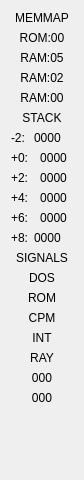
First picture: the form in ui/dbgwidgets/form_misc.ui, repository samstyle/Xpeccy, before the edit.
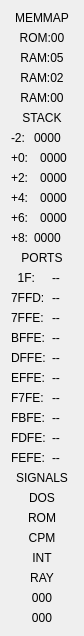
Second picture: the form after the edit.

Commit message: Added display of the current state of some ports in the debugger side panel.

```diff
--- a/ui/dbgwidgets/form_misc.ui
+++ b/ui/dbgwidgets/form_misc.ui
@@ -174,6 +174,163 @@
      </item>
     </layout>
    </item>
+   <item>
+    <widget class="QLabel" name="labHeadPorts">
+     <property name="text">
+      <string>PORTS</string>
+     </property>
+     <property name="alignment">
+      <set>Qt::AlignCenter</set>
+     </property>
+    </widget>
+   </item>
+   <item>
+    <layout class="QFormLayout" name="formLayoutPorts">
+     <item row="0" column="0">
+      <widget class="QLabel" name="labelPortName1F">
+       <property name="text">
+        <string>  1F:</string>
+       </property>
+      </widget>
+     </item>
+     <item row="0" column="1">
+      <widget class="QLabel" name="labelPortValue1F">
+       <property name="text">
+        <string>--</string>
+       </property>
+      </widget>
+     </item>
+     <item row="1" column="0">
+      <widget class="QLabel" name="labelPortName7FFD">
+       <property name="text">
+        <string>7FFD:</string>
+       </property>
+      </widget>
+     </item>
+     <item row="1" column="1">
+      <widget class="QLabel" name="labelPortValue7FFD">
+       <property name="text">
+        <string>--</string>
+       </property>
+       <property name="alignment">
+        <set>Qt::AlignLeft</set>
+       </property>
+      </widget>
+     </item>
+     <item row="2" column="0">
+      <widget class="QLabel" name="labelPortName7FFE">
+       <property name="text">
+        <string>7FFE:</string>
+       </property>
+      </widget>
+     </item>
+     <item row="2" column="1">
+      <widget class="QLabel" name="labelPortValue7FFE">
+       <property name="text">
+        <string>--</string>
+       </property>
+      </widget>
+     </item>
+     <item row="3" column="0">
+      <widget class="QLabel" name="labelPortNameBFFE">
+       <property name="text">
+        <string>BFFE:</string>
+       </property>
+      </widget>
+     </item>
+     <item row="3" column="1">
+      <widget class="QLabel" name="labelPortValueBFFE">
+       <property name="text">
+        <string>--</string>
+       </property>
+      </widget>
+     </item>
+     <item row="4" column="0">
+      <widget class="QLabel" name="labelPortNameDFFE">
+       <property name="text">
+        <string>DFFE:</string>
+       </property>
+      </widget>
+     </item>
+     <item row="4" column="1">
+      <widget class="QLabel" name="labelPortValueDFFE">
+       <property name="text">
+        <string>--</string>
+       </property>
+      </widget>
+     </item>
+     <item row="5" column="0">
+      <widget class="QLabel" name="labelPortNameEFFE">
+       <property name="text">
+        <string>EFFE:</string>
+       </property>
+      </widget>
+     </item>
+     <item row="5" column="1">
+      <widget class="QLabel" name="labelPortValueEFFE">
+       <property name="text">
+        <string>--</string>
+       </property>
+      </widget>
+     </item>
+     <item row="6" column="0">
+      <widget class="QLabel" name="labelPortNameF7FE">
+       <property name="text">
+        <string>F7FE:</string>
+       </property>
+      </widget>
+     </item>
+     <item row="6" column="1">
+      <widget class="QLabel" name="labelPortValueF7FE">
+       <property name="text">
+        <string>--</string>
+       </property>
+      </widget>
+     </item>
+     <item row="7" column="0">
+      <widget class="QLabel" name="labelPortNameFBFE">
+       <property name="text">
+        <string>FBFE:</string>
+       </property>
+      </widget>
+     </item>
+     <item row="7" column="1">
+      <widget class="QLabel" name="labelPortValueFBFE">
+       <property name="text">
+        <string>--</string>
+       </property>
+      </widget>
+     </item>
+     <item row="8" column="0">
+      <widget class="QLabel" name="labelPortNameFDFE">
+       <property name="text">
+        <string>FDFE:</string>
+       </property>
+      </widget>
+     </item>
+     <item row="8" column="1">
+      <widget class="QLabel" name="labelPortValueFDFE">
+       <property name="text">
+        <string>--</string>
+       </property>
+      </widget>
+     </item>
+     <item row="9" column="0">
+      <widget class="QLabel" name="labelPortNameFEFE">
+       <property name="text">
+        <string>FEFE:</string>
+       </property>
+      </widget>
+     </item>
+     <item row="9" column="1">
+      <widget class="QLabel" name="labelPortValueFEFE">
+       <property name="text">
+        <string>--</string>
+       </property>
+      </widget>
+     </item>
+    </layout>
+   </item>
    <item>
     <widget class="QLabel" name="labHeadSignal">
      <property name="text">
```
The commit also changes 2 other files.
